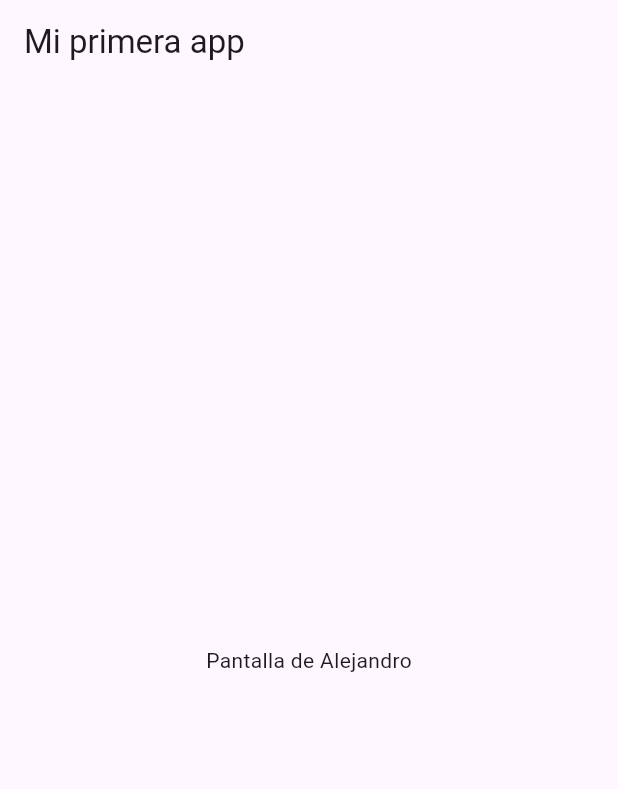
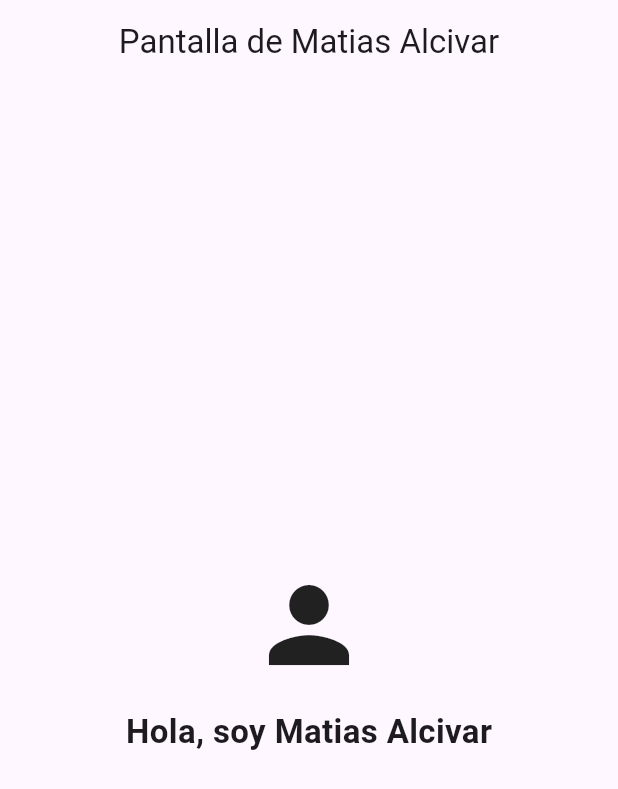
Before and after one commit to Aleeeee10/Trabajo-Clase-Pantalla-Flutter, a Flutter app: the screen it shows after launch, on a phone screen of 412 x 824 dp. Shown: the top 789 px of the screen. Run offline on Flutter 3.47's test engine with Material 3 defaults, Android fonts, the phone set to English and light mode, and no system bars.

Commit message:
Agregar pantalla de Matias Alcivar
Co-authored-by: Copilot <223556219+Copilot@users.noreply.github.com>

```diff
--- a/lib/presentacion/screens/mipantalla.dart
+++ b/lib/presentacion/screens/mipantalla.dart
@@ -1,5 +1,4 @@
 import 'package:flutter/material.dart';
-
 
 class MiPantalla extends StatelessWidget {
   const MiPantalla({super.key});
@@ -8,10 +7,21 @@ class MiPantalla extends StatelessWidget {
   Widget build(BuildContext context) {
     return Scaffold(
       appBar: AppBar(
-        title: const Text('Mi primera app'),
+        title: const Text('Pantalla de Matias Alcivar'),
+        centerTitle: true,
       ),
       body: const Center(
-        child: Text('Pantalla de Alejandro'),
+        child: Column(
+          mainAxisSize: MainAxisSize.min,
+          children: [
+            Icon(Icons.person, size: 80),
+            SizedBox(height: 16),
+            Text(
+              'Hola, soy Matias Alcivar',
+              style: TextStyle(fontSize: 22, fontWeight: FontWeight.bold),
+            ),
+          ],
+        ),
       ),
     );
   }
--- a/pubspec.yaml
+++ b/pubspec.yaml
@@ -19,7 +19,7 @@ publish_to: 'none' # Remove this line if you wish to publish to pub.dev
 version: 1.0.0+1
 
 environment:
-  sdk: ^3.13.5
+  sdk: ^3.12.2
 
 # Dependencies specify other packages that your package needs in order to work.
 # To automatically upgrade your package dependencies to the latest versions
```
Also changed, not shown: pubspec.lock, 1 other file.
